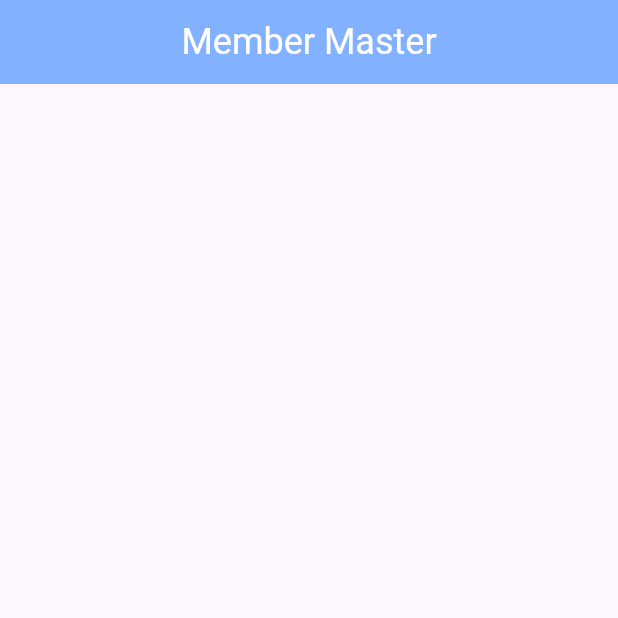
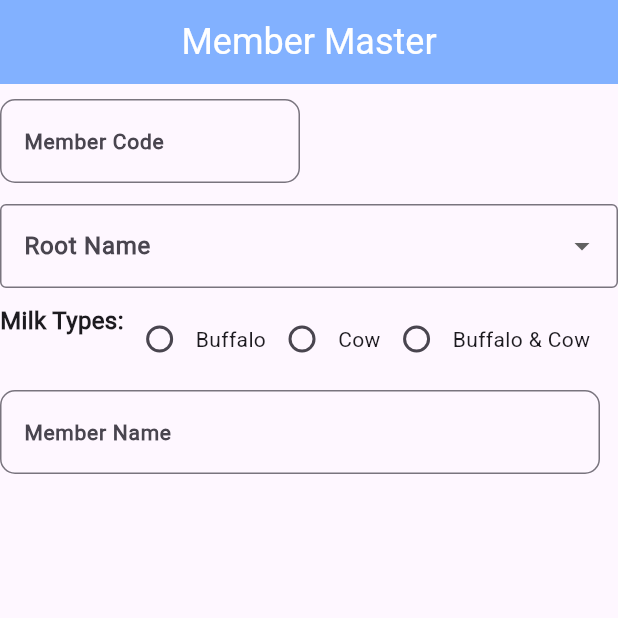
Before and after one commit to mahesh7744/BMC, a Flutter app: the screen it shows after launch, on a phone screen of 412 x 824 dp, the top half of it. Run offline on Flutter 3.47's test engine with Material 3 defaults, Android fonts, the phone set to English and light mode, and no system bars; missing offline and left inert: window_manager; Roboto replaces fonts that are missing (MonterReg).

Commit message:
first commit

```diff
--- a/lib/customewidgets/custom_textfield.dart
+++ b/lib/customewidgets/custom_textfield.dart
@@ -16,7 +16,8 @@ class TextFielDesign extends StatelessWidget {
   final bool isReadOnly;
   final FocusNode? focusnodeuse;
 
-  TextFielDesign({
+  const TextFielDesign({
+    super.key,
     required this.lbltext,
     required this.fontSize,
     required this.fontWeight,
--- a/lib/master/membermaster.dart
+++ b/lib/master/membermaster.dart
@@ -1,3 +1,4 @@
+import 'package:bmc/customewidgets/custom_textfield.dart';
 import 'package:flutter/material.dart';
 
 class Membermaster extends StatefulWidget {
@@ -8,16 +9,140 @@ class Membermaster extends StatefulWidget {
 }
 
 class _MembermasterState extends State<Membermaster> {
+  String? selectedValue;
+  List<String> dropdownItems = ['Ichalkaranji', 'Kolhapur', 'Sangli', 'Satara'];
+  String selectedOption = 'Option 1';
+
   @override
   Widget build(BuildContext context) {
     return Scaffold(
       appBar: AppBar(
         backgroundColor: Colors.blueAccent.shade100,
         centerTitle: true,
-        title: Text(
+        title: const Text(
           'Member Master',
           style: TextStyle(
-              fontSize: 24, fontFamily: 'Roboto', color: Colors.white),
+            fontSize: 24,
+            fontFamily: 'Roboto',
+            color: Colors.white,
+          ),
+        ),
+      ),
+      body: SafeArea(
+        child: SingleChildScrollView(
+          child: Center(
+            child: Container(
+              width: 600,
+              child: Column(
+                crossAxisAlignment: CrossAxisAlignment.start,
+                children: [
+                  const SizedBox(height: 10),
+                  SizedBox(
+                    height: 60,
+                    width: 200,
+                    child: TextFielDesign(
+                      lbltext: 'Member Code',
+                      fontSize: 16,
+                      fontWeight: FontWeight.bold,
+                      textAlign: TextAlign.left,
+                      textInputType: TextInputType.text,
+                    ),
+                  ),
+                  const SizedBox(height: 10),
+                  DropdownButtonFormField<String>(
+                    decoration: const InputDecoration(
+                      border: OutlineInputBorder(),
+                      label: Text(
+                        'Root Name',
+                        style: TextStyle(
+                            fontWeight: FontWeight.bold), // Bold label
+                      ),
+                    ),
+                    value: selectedValue,
+                    onChanged: (String? newValue) {
+                      setState(() {
+                        selectedValue = newValue;
+                      });
+                    },
+                    items: dropdownItems.map((String item) {
+                      return DropdownMenuItem<String>(
+                        value: item,
+                        child: Text(item),
+                      );
+                    }).toList(),
+                  ),
+                  const SizedBox(height: 10),
+
+                  // Radio Buttons
+                  Row(
+                    crossAxisAlignment: CrossAxisAlignment.start,
+                    children: [
+                      Text(
+                        "Milk Types:",
+                        style: TextStyle(
+                            fontSize: 16, fontWeight: FontWeight.bold),
+                      ),
+                      Row(
+                        children: [
+                          Radio<String>(
+                            value: 'Buffalo',
+                            groupValue: selectedOption,
+                            onChanged: (String? value) {
+                              setState(() {
+                                selectedOption = value!;
+                              });
+                            },
+                          ),
+                          Text("Buffalo"),
+                        ],
+                      ),
+                      Row(
+                        children: [
+                          Radio<String>(
+                            value: 'Cow',
+                            groupValue: selectedOption,
+                            onChanged: (String? value) {
+                              setState(() {
+                                selectedOption = value!;
+                              });
+                            },
+                          ),
+                          Text("Cow"),
+                        ],
+                      ),
+                      Row(
+                        children: [
+                          Radio<String>(
+                            value: 'Buffalo & Cow',
+                            groupValue: selectedOption,
+                            onChanged: (String? value) {
+                              setState(() {
+                                selectedOption = value!;
+                              });
+                            },
+                          ),
+                          Text("Buffalo & Cow"),
+                        ],
+                      ),
+                    ],
+                  ),
+                  const SizedBox(height: 10),
+
+                  SizedBox(
+                    height: 60,
+                    width: 400,
+                    child: TextFielDesign(
+                      lbltext: 'Member Name',
+                      fontSize: 16,
+                      fontWeight: FontWeight.bold,
+                      textAlign: TextAlign.left,
+                      textInputType: TextInputType.text,
+                    ),
+                  ),
+                ],
+              ),
+            ),
+          ),
         ),
       ),
     );
```
Also changed, not shown: pubspec.lock.
